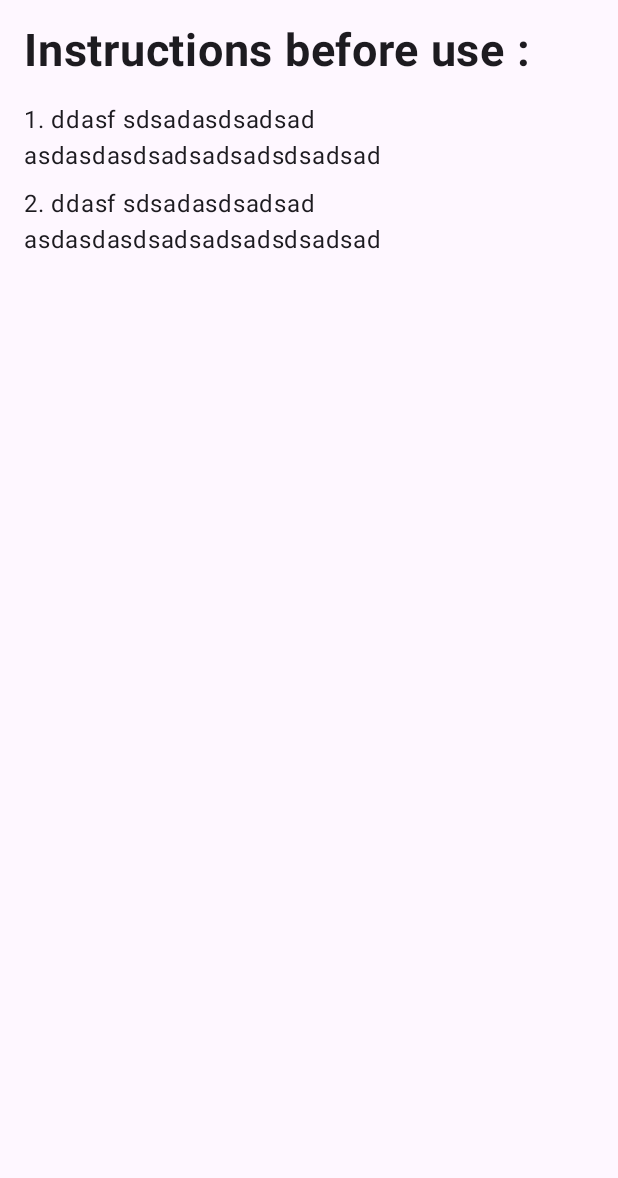
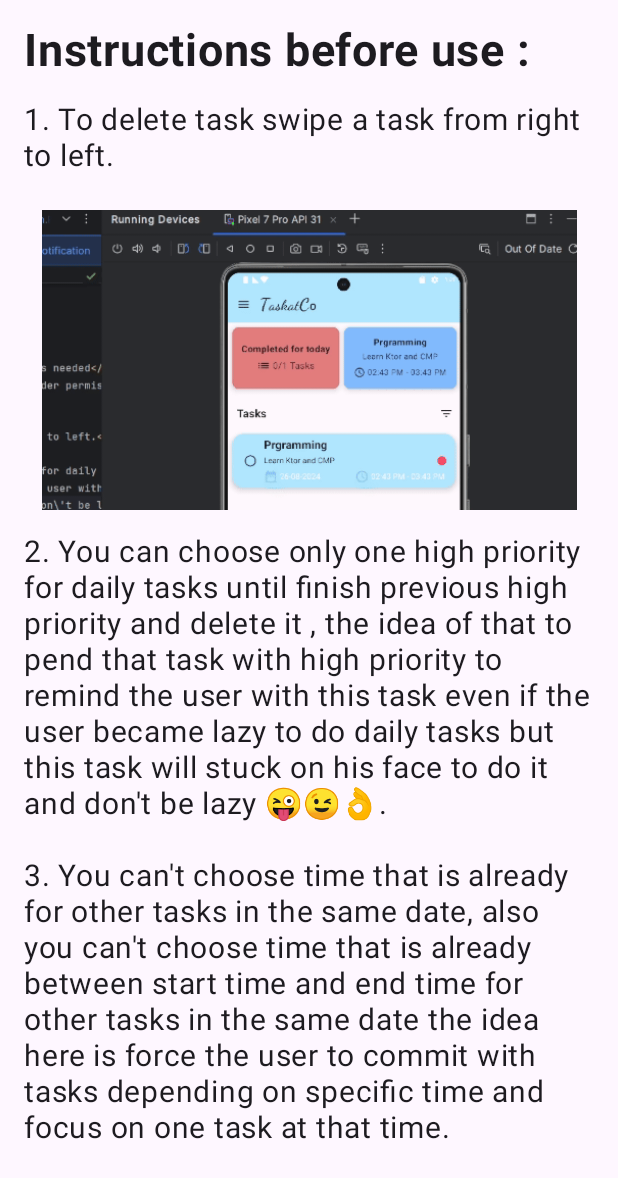
Before and after one commit to KhalidPS/TaskatCo, an Android app built with Jetpack Compose: the InstructionsBeforeUseScreen screen opened through its navigation route, on a phone screen of 412 x 824 dp. Shown: the top 1178 px of the screen. Run offline under Robolectric (Android 15) with nearby library versions, the phone set to English and light mode, and no system bars; our stand-ins replace Dagger/Hilt's generated code, window size class; pictures from the network do not load; 4 statements that could not run were skipped.

Commit message:
final commit

```diff
--- a/app/build.gradle.kts
+++ b/app/build.gradle.kts
@@ -123,6 +123,9 @@ dependencies {
     implementation("androidx.appcompat:appcompat:1.7.0")
     implementation("androidx.appcompat:appcompat-resources:1.7.0")
 
+    //Coil
+    implementation("io.coil-kt:coil-compose:2.7.0")
+    implementation("io.coil-kt:coil-gif:2.7.0")
 
 
 
--- a/app/src/main/java/com/k/sekiro/taskmanagementapp/task_management_feature/presentation/InstructionsBeforeUseScreen.kt
+++ /dev/null
@@ -1,59 +0,0 @@
-package com.k.sekiro.taskmanagementapp.task_management_feature.presentation
-
-import androidx.compose.foundation.*
-import androidx.compose.foundation.gestures.*
-import androidx.compose.foundation.layout.*
-import androidx.compose.material3.*
-import androidx.compose.runtime.*
-import androidx.compose.ui.*
-import androidx.compose.ui.res.*
-import androidx.compose.ui.text.font.*
-import androidx.compose.ui.tooling.preview.*
-import androidx.compose.ui.unit.*
-import com.k.sekiro.taskmanagementapp.ui.theme.*
-import com.k.sekiro.taskmanagementapp.R
-
-@Composable
-fun InstructionsBeforeUseScreen() {
-    Column (
-        Modifier
-            .fillMaxSize()
-            .padding(16.dp)
-            .verticalScroll(rememberScrollState())
-    ){
-        Text(
-            text = stringResource(id = R.string.instructions_before_use)+" :",
-            fontSize = MaterialTheme.typography.labelLarge.fontSize,
-            fontWeight = FontWeight.Bold
-        )
-
-        Spacer(modifier = Modifier.height(16.dp))
-
-        Text(
-            text = "1. ddasf sdsadasdsadsad asdasdasd" +
-                    "sadsadsad" +
-                    "sdsad" +
-                    "sad",
-            fontSize = MaterialTheme.typography.bodyLarge.fontSize,
-            modifier = Modifier.padding(bottom = 8.dp)
-        )
-
-
-        Text(
-            text = "2. ddasf sdsadasdsadsad asdasdasd" +
-                    "sadsadsad" +
-                    "sdsad" +
-                    "sad",
-            fontSize = MaterialTheme.typography.bodyLarge.fontSize,
-            modifier = Modifier.padding(bottom = 8.dp)
-        )
-
-    }
-}
-
-@Preview
-@Composable
-fun InstructionsBeforeUseScreenPrev() {
-        InstructionsBeforeUseScreen()
-
-}
--- a/app/src/main/java/com/k/sekiro/taskmanagementapp/task_management_feature/presentation/MainActivity.kt
+++ b/app/src/main/java/com/k/sekiro/taskmanagementapp/task_management_feature/presentation/MainActivity.kt
@@ -35,6 +35,7 @@ import com.k.sekiro.taskmanagementapp.AlarmService
 import com.k.sekiro.taskmanagementapp.R
 import com.k.sekiro.taskmanagementapp.task_management_feature.presentation.add_edit_task_screen.*
 import com.k.sekiro.taskmanagementapp.task_management_feature.presentation.analysis_screen.*
+import com.k.sekiro.taskmanagementapp.task_management_feature.presentation.instructions_before_use_screen.*
 import com.k.sekiro.taskmanagementapp.task_management_feature.presentation.request_permission_screen.*
 import com.k.sekiro.taskmanagementapp.task_management_feature.presentation.tasks_screen.*
 import com.k.sekiro.taskmanagementapp.task_management_feature.presentation.utils.*
--- /dev/null
+++ b/app/src/main/java/com/k/sekiro/taskmanagementapp/task_management_feature/presentation/instructions_before_use_screen/InstructionsBeforeUseScreen.kt
@@ -0,0 +1,103 @@
+package com.k.sekiro.taskmanagementapp.task_management_feature.presentation.instructions_before_use_screen
+
+import android.os.Build.VERSION.SDK_INT
+import androidx.compose.foundation.*
+import androidx.compose.foundation.layout.*
+import androidx.compose.material3.*
+import androidx.compose.runtime.*
+import androidx.compose.ui.*
+import androidx.compose.ui.platform.*
+import androidx.compose.ui.res.*
+import androidx.compose.ui.text.font.*
+import androidx.compose.ui.tooling.preview.*
+import androidx.compose.ui.unit.*
+import coil.*
+import coil.compose.*
+import coil.decode.*
+import coil.request.*
+import coil.size.*
+import com.k.sekiro.taskmanagementapp.R
+import com.k.sekiro.taskmanagementapp.ui.theme.*
+import java.util.*
+
+@Composable
+fun InstructionsBeforeUseScreen() {
+
+    val context = LocalContext.current
+    val imageLoader = ImageLoader.Builder(context)
+        .components {
+            if (SDK_INT >= 28) {
+                add(ImageDecoderDecoder.Factory())
+            } else {
+                add(GifDecoder.Factory())
+            }
+        }
+        .build()
+
+    Column (
+        Modifier
+            .fillMaxSize()
+            .padding(16.dp)
+            .verticalScroll(rememberScrollState()),
+        verticalArrangement = Arrangement.spacedBy(16.dp)
+    ){
+
+
+        Text(
+            text = stringResource(id = R.string.instructions_before_use)+" :",
+            fontSize = MaterialTheme.typography.labelLarge.fontSize,
+            fontWeight = FontWeight.Bold
+        )
+
+
+        Text(
+            text = localeNumber(1) + stringResource(id = R.string.instruction_1) ,
+            fontSize = MaterialTheme.typography.titleLarge.fontSize,
+            modifier = Modifier.padding(bottom = 8.dp),
+            lineHeight = MaterialTheme.typography.titleLarge.lineHeight
+        )
+
+        Image(
+            painter = rememberAsyncImagePainter(
+                model = ImageRequest.Builder(context).data(R.drawable.delete_gif).apply {
+                    size(Size.ORIGINAL)
+                }.build(),
+                imageLoader = imageLoader,
+            ),
+            contentDescription = "swipe to delete gif",
+            modifier = Modifier.fillMaxWidth().height(MaterialTheme.dimens.instructionScreenSwipeDeleteGifDimen),
+        )
+
+
+        Text(
+            text = localeNumber(2) + stringResource(id = R.string.instruction_2),
+            fontSize = MaterialTheme.typography.titleLarge.fontSize,
+            modifier = Modifier.padding(bottom = 8.dp),
+            lineHeight = MaterialTheme.typography.titleLarge.lineHeight
+        )
+
+        Text(
+            text = localeNumber(3) + stringResource(id = R.string.instruction_3),
+            fontSize = MaterialTheme.typography.titleLarge.fontSize,
+            modifier = Modifier.padding(bottom = 8.dp),
+            lineHeight = MaterialTheme.typography.titleLarge.lineHeight
+        )
+
+
+
+    }
+}
+
+
+
+private fun localeNumber(num:Int):String = String.format(
+    Locale.getDefault(),"%d",
+   num
+) + ". "
+
+@Preview
+@Composable
+fun InstructionsBeforeUseScreenPrev() {
+        InstructionsBeforeUseScreen()
+
+}
--- a/app/src/main/java/com/k/sekiro/taskmanagementapp/task_management_feature/presentation/utils/component/AppDrawer.kt
+++ b/app/src/main/java/com/k/sekiro/taskmanagementapp/task_management_feature/presentation/utils/component/AppDrawer.kt
@@ -2,9 +2,9 @@ package com.k.sekiro.taskmanagementapp.task_management_feature.presentation.util
 
 import android.content.*
 import android.content.pm.*
-import android.net.Uri
+import android.net.*
 import android.util.*
-import android.widget.Toast
+import android.widget.*
 import androidx.appcompat.app.*
 import androidx.compose.foundation.*
 import androidx.compose.foundation.layout.*
@@ -23,7 +23,6 @@ import androidx.compose.ui.text.style.*
 import androidx.compose.ui.tooling.preview.*
 import androidx.compose.ui.unit.*
 import androidx.core.content.*
-import androidx.core.net.*
 import androidx.core.os.*
 import androidx.datastore.core.*
 import androidx.datastore.core.IOException
@@ -46,7 +45,7 @@ fun AppDrawer(
 ) {
 
     Column (
-        Modifier.padding(16.dp)
+        Modifier.padding(16.dp).fillMaxWidth(MaterialTheme.dimens.appDrawerDimens.drawerWidth)
     ){
         DrawerHeader()
 
@@ -455,7 +454,10 @@ private fun shareAppAsLink(context: Context){
         data = Uri.parse(url)
     }
 
-    val shareIntent = Intent.createChooser(sendIntent,"share link with").apply {
+    val shareIntent = Intent.createChooser(
+        sendIntent,
+        ContextCompat.getContextForLanguage(context).getString(R.string.share_link_via)
+    ).apply {
         putExtra(Intent.EXTRA_INITIAL_INTENTS, arrayOf(openIntent))
     }
 
--- a/app/src/main/res/values/strings.xml
+++ b/app/src/main/res/values/strings.xml
@@ -61,6 +61,19 @@
     <string name="permission_msg_content">The app needs Alarm and Reminder permission to remind you when the task enter it\'s time</string>
 
 
+    <string name="instruction_1">To delete task swipe a task from right to left.</string>
+
+    <string name="instruction_2">You can choose only one high priority for daily tasks until finish previous high priority and delete it ,
+    the idea of that to pend that task with high priority to remind the user with this task even if the user became lazy to do
+        daily tasks but this task will stuck on his face to do it and don\'t be lazy 😜😉👌.
+    </string>
+    <string name="instruction_3">You can\'t choose time that is already for other tasks in the same date,
+    also you can\'t choose time that is already between start time and end time for other tasks in the same date
+        the idea here is force the user to commit with tasks depending on specific time and focus on one task at that time.
+    </string>
+
+    <string name="share_link_via">Share link via</string>
+
     <string name="numberRes">%d</string>
     <string name="slash">/</string>
 
```
Also changed, not shown: app/src/main/java/com/k/sekiro/taskmanagementapp/task_management_feature/presentation/utils/Dimens.kt (+106 -125 lines), app/src/main/java/com/k/sekiro/taskmanagementapp/ui/theme/Type.kt (+6 -7 lines), app/src/main/res/drawable/delete_gif.gif (added), 1 other file.
